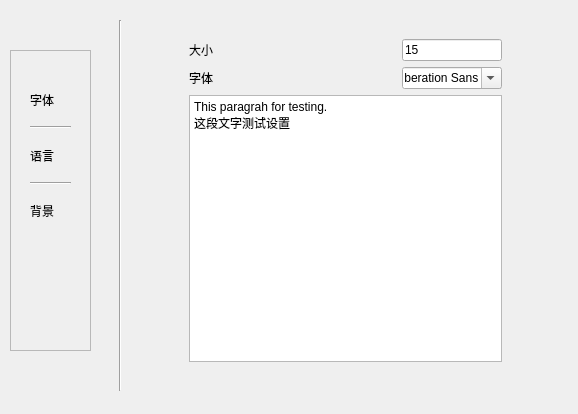
This is Lyrics/settings.ui in georgezzzh/SpotifyLyricQt as Qt 5 draws it before an edit. The edited form follows.
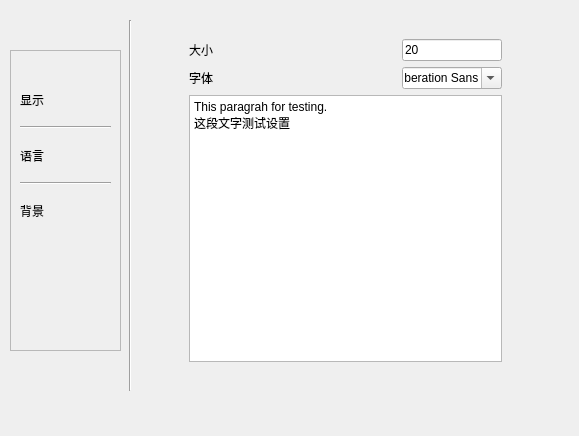
This is the edited form. The open tabs and pages were chosen to show the change. Custom widgets are drawn as their Qt base class.

```diff
--- a/Lyrics/settings.ui
+++ b/Lyrics/settings.ui
@@ -6,8 +6,8 @@
    <rect>
     <x>0</x>
     <y>0</y>
-    <width>578</width>
-    <height>414</height>
+    <width>579</width>
+    <height>436</height>
    </rect>
   </property>
   <property name="windowTitle">
@@ -48,7 +48,7 @@
              </size>
             </property>
             <property name="text">
-             <string>15</string>
+             <string>20</string>
             </property>
            </widget>
           </item>
@@ -173,7 +173,7 @@
     <rect>
      <x>10</x>
      <y>50</y>
-     <width>81</width>
+     <width>111</width>
      <height>301</height>
     </rect>
    </property>
@@ -186,9 +186,9 @@
    <widget class="QWidget" name="layoutWidget">
     <property name="geometry">
      <rect>
-      <x>20</x>
+      <x>10</x>
       <y>30</y>
-      <width>41</width>
+      <width>91</width>
       <height>151</height>
      </rect>
     </property>
@@ -196,7 +196,7 @@
      <item>
       <widget class="MyLabel" name="labelFont">
        <property name="text">
-        <string>字体</string>
+        <string>显示</string>
        </property>
       </widget>
      </item>
@@ -234,7 +234,7 @@
   <widget class="Line" name="line_3">
    <property name="geometry">
     <rect>
-     <x>110</x>
+     <x>120</x>
      <y>20</y>
      <width>20</width>
      <height>371</height>
```
Left out of the diff: 7 changed lines with no effect on the pictures.
